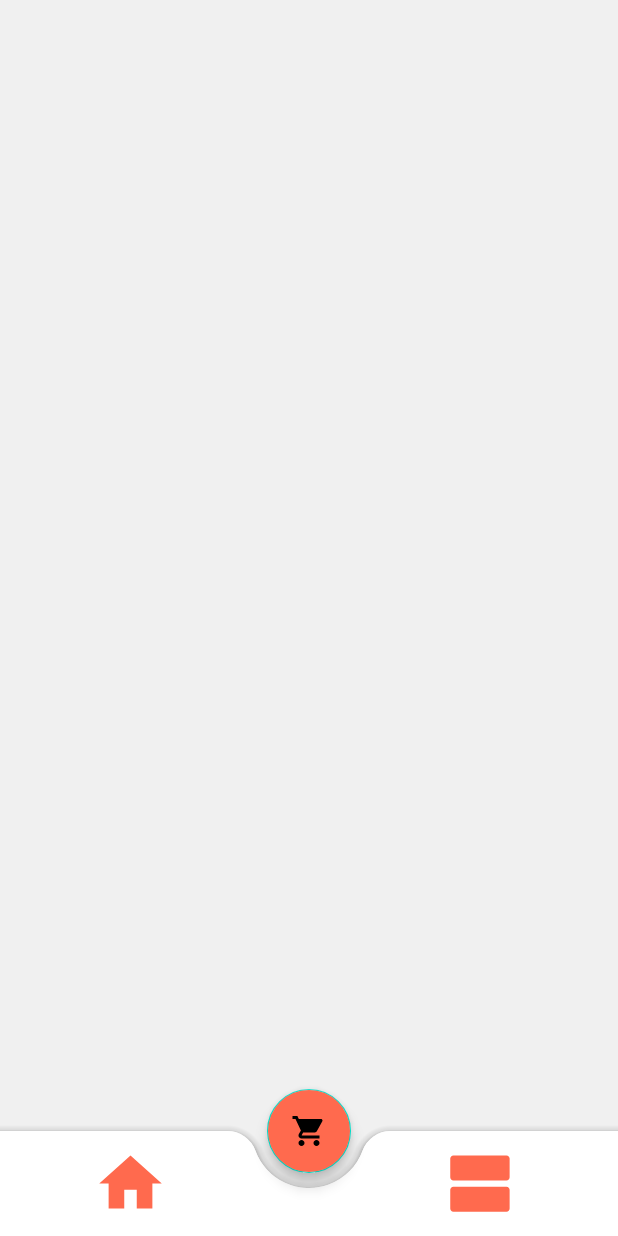
After one commit to NotSwing/PeopleTailDemo, an Android app: the ReviewPage screen opened directly, with no data from a screen before it, on a phone screen of 412 x 824 dp. The commit adds this screen. Run offline under Robolectric (Android 15) with nearby library versions, the light colour scheme and no system bars.

Commit message:
Activity 4 and 5 code

```diff
--- a/app/build.gradle
+++ b/app/build.gradle
@@ -28,6 +28,9 @@ dependencies {
 
     implementation 'androidx.appcompat:appcompat:1.1.0'
     implementation 'androidx.constraintlayout:constraintlayout:1.1.3'
+    implementation 'com.android.support:appcompat-v7:28.0.0'
+    implementation 'com.github.armcha:SpaceNavigationView:1.6.0'
+    implementation 'com.android.support.constraint:constraint-layout:1.1.3'
     testImplementation 'junit:junit:4.12'
     androidTestImplementation 'androidx.test.ext:junit:1.1.1'
     androidTestImplementation 'androidx.test.espresso:espresso-core:3.2.0'
--- a/app/src/main/AndroidManifest.xml
+++ b/app/src/main/AndroidManifest.xml
@@ -9,7 +9,9 @@
         android:roundIcon="@mipmap/ic_launcher_round"
         android:supportsRtl="true"
         android:theme="@style/AppTheme">
-        <activity android:name=".PeopleTailMainView"></activity>
+        <activity android:name=".ReviewPage"></activity>
+        <activity android:name=".ReviewsPage" />
+        <activity android:name=".PeopleTailMainView" />
         <activity android:name=".ResetSuccess" />
         <activity android:name=".NewPassword" />
         <activity android:name=".RestPassword" />
--- /dev/null
+++ b/app/src/main/java/com/example/peopletailwireframes/ReviewPage.java
@@ -0,0 +1,35 @@
+package com.example.peopletailwireframes;
+
+import androidx.appcompat.app.AppCompatActivity;
+import android.os.Bundle;
+import android.view.MenuItem;
+import android.widget.Toast;
+
+import com.google.android.material.bottomappbar.BottomAppBar;
+
+public class ReviewPage extends AppCompatActivity {
+    BottomAppBar bottomAppBar;
+
+    @Override
+    protected void onCreate(Bundle savedInstanceState) {
+        super.onCreate(savedInstanceState);
+        setContentView(R.layout.activity_review_page);
+        bottomAppBar = findViewById(R.id.action_bar);
+        setSupportActionBar(bottomAppBar);
+    }
+
+    @Override
+    public boolean onOptionsItemSelected(MenuItem item)
+    {
+        switch(item.getItemId())
+        {
+            case android.R.id.home:
+                Toast.makeText(this, "Home button clicked", Toast.LENGTH_SHORT).show();
+                break;
+
+
+
+        }
+        return true;
+    }
+}
--- a/app/src/main/java/com/example/peopletailwireframes/SignUpSignIn.java
+++ b/app/src/main/java/com/example/peopletailwireframes/SignUpSignIn.java
@@ -15,6 +15,10 @@ public class SignUpSignIn extends AppCompatActivity {
         super.onCreate(savedInstanceState);
         setContentView(R.layout.activity_sign_up_sign_in);
     }
+    public void SignIn(View view)
+    {
+        startActivity(new Intent(SignUpSignIn.this, ReviewPage.class));
+    }
 
 
 }
--- /dev/null
+++ b/app/src/main/res/drawable/ic_challenges.xml
@@ -0,0 +1,10 @@
+<vector xmlns:android="http://schemas.android.com/apk/res/android"
+        android:width="50dp"
+        android:height="50dp"
+        android:viewportWidth="24.0"
+        android:viewportHeight="24.0"
+        android:tint="#FF6A4E">
+    <path
+        android:fillColor="#FF000000"
+        android:pathData="M20,13L3,13c-0.55,0 -1,0.45 -1,1v6c0,0.55 0.45,1 1,1h17c0.55,0 1,-0.45 1,-1v-6c0,-0.55 -0.45,-1 -1,-1zM20,3L3,3c-0.55,0 -1,0.45 -1,1v6c0,0.55 0.45,1 1,1h17c0.55,0 1,-0.45 1,-1L21,4c0,-0.55 -0.45,-1 -1,-1z"/>
+</vector>
--- /dev/null
+++ b/app/src/main/res/drawable/ic_home_black_24dp.xml
@@ -0,0 +1,6 @@
+<vector android:height="50dp" android:tint="#FF6A4E"
+    android:viewportHeight="24.0" android:viewportWidth="24.0"
+    android:width="50dp" xmlns:android="http://schemas.android.com/apk/res/android"
+    >
+    <path android:fillColor="#FF000000" android:pathData="M10,20v-6h4v6h5v-8h3L12,3 2,12h3v8z"/>
+</vector>
--- /dev/null
+++ b/app/src/main/res/drawable/ic_shopping_cart_black_24dp.xml
@@ -0,0 +1,5 @@
+<vector android:height="24dp" android:tint="#FFFFFF"
+    android:viewportHeight="24.0" android:viewportWidth="24.0"
+    android:width="24dp" xmlns:android="http://schemas.android.com/apk/res/android">
+    <path android:fillColor="#FF000000" android:pathData="M7,18c-1.1,0 -1.99,0.9 -1.99,2S5.9,22 7,22s2,-0.9 2,-2 -0.9,-2 -2,-2zM1,2v2h2l3.6,7.59 -1.35,2.45c-0.16,0.28 -0.25,0.61 -0.25,0.96 0,1.1 0.9,2 2,2h12v-2L7.42,15c-0.14,0 -0.25,-0.11 -0.25,-0.25l0.03,-0.12 0.9,-1.63h7.45c0.75,0 1.41,-0.41 1.75,-1.03l3.58,-6.49c0.08,-0.14 0.12,-0.31 0.12,-0.48 0,-0.55 -0.45,-1 -1,-1L5.21,4l-0.94,-2L1,2zM17,18c-1.1,0 -1.99,0.9 -1.99,2s0.89,2 1.99,2 2,-0.9 2,-2 -0.9,-2 -2,-2z"/>
+</vector>
--- /dev/null
+++ b/app/src/main/res/layout/activity_review_page.xml
@@ -0,0 +1,60 @@
+<?xml version="1.0" encoding="utf-8"?>
+<androidx.coordinatorlayout.widget.CoordinatorLayout xmlns:android="http://schemas.android.com/apk/res/android"
+    xmlns:app="http://schemas.android.com/apk/res-auto"
+    xmlns:tools="http://schemas.android.com/tools"
+    android:layout_width="match_parent"
+    android:background="#F0F0F0"
+    android:layout_height="match_parent"
+
+    tools:context=".MainActivity">
+    <androidx.core.widget.NestedScrollView
+        android:layout_width="match_parent"
+        android:layout_height="match_parent">
+
+    </androidx.core.widget.NestedScrollView>
+    <com.google.android.material.floatingactionbutton.FloatingActionButton
+        android:layout_width="wrap_content"
+        android:layout_height="wrap_content"
+        android:backgroundTint="@color/orange"
+        android:src="@drawable/ic_shopping_cart_black_24dp"
+        app:layout_anchor="@id/action_bar"/>
+
+    <com.google.android.material.bottomappbar.BottomAppBar
+        android:id="@+id/action_bar"
+        android:layout_width="match_parent"
+        android:layout_height="wrap_content"
+        app:backgroundTint="@color/white"
+        android:layout_gravity="bottom"
+        app:fabAlignmentMode="center"
+        app:fabCradleRoundedCornerRadius="20dp"
+
+        app:fabCradleMargin="10dp"
+        app:hideOnScroll="true"
+
+        >
+        <androidx.appcompat.widget.AppCompatImageButton
+            android:layout_width="wrap_content"
+            android:layout_height="wrap_content"
+            android:src="@drawable/ic_home_black_24dp"
+            android:backgroundTint="@color/white"
+            android:layout_marginLeft="50dp"/>
+
+        <androidx.appcompat.widget.AppCompatImageButton
+            android:layout_width="wrap_content"
+            android:layout_height="wrap_content"
+            android:src="@drawable/ic_challenges"
+            android:backgroundTint="@color/white"
+            android:layout_marginLeft="160dp"/>
+
+
+    </com.google.android.material.bottomappbar.BottomAppBar>
+
+
+
+
+
+
+
+
+
+</androidx.coordinatorlayout.widget.CoordinatorLayout>
--- a/app/src/main/res/values/colors.xml
+++ b/app/src/main/res/values/colors.xml
@@ -5,4 +5,6 @@
     <color name="colorAccent">#03DAC5</color>
 
     <color name="white">#FFFFFF</color>
+    <color name="black">#000000</color>
+    <color name="orange">#ff6a4e</color>
 </resources>
--- a/app/src/main/res/values/styles.xml
+++ b/app/src/main/res/values/styles.xml
@@ -1,7 +1,7 @@
 <resources>
 
     <!-- Base application theme. -->
-    <style name="AppTheme" parent="Theme.AppCompat.Light.DarkActionBar">
+    <style name="AppTheme" parent="Theme.MaterialComponents.NoActionBar">
         <!-- Customize your theme here. -->
         <item name="colorPrimary">@color/colorPrimary</item>
         <item name="colorPrimaryDark">@color/colorPrimaryDark</item>
```
Also changed, not shown: app/src/main/java/com/example/peopletailwireframes/PeopleTailMainView.java (+0 -37 lines).
